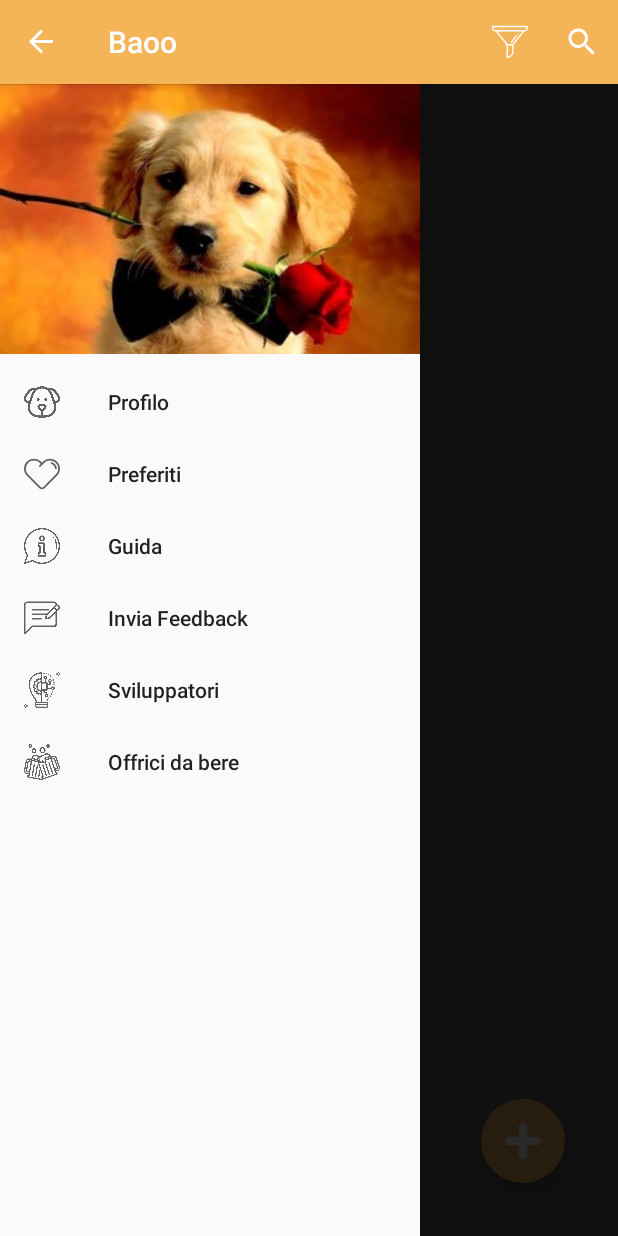
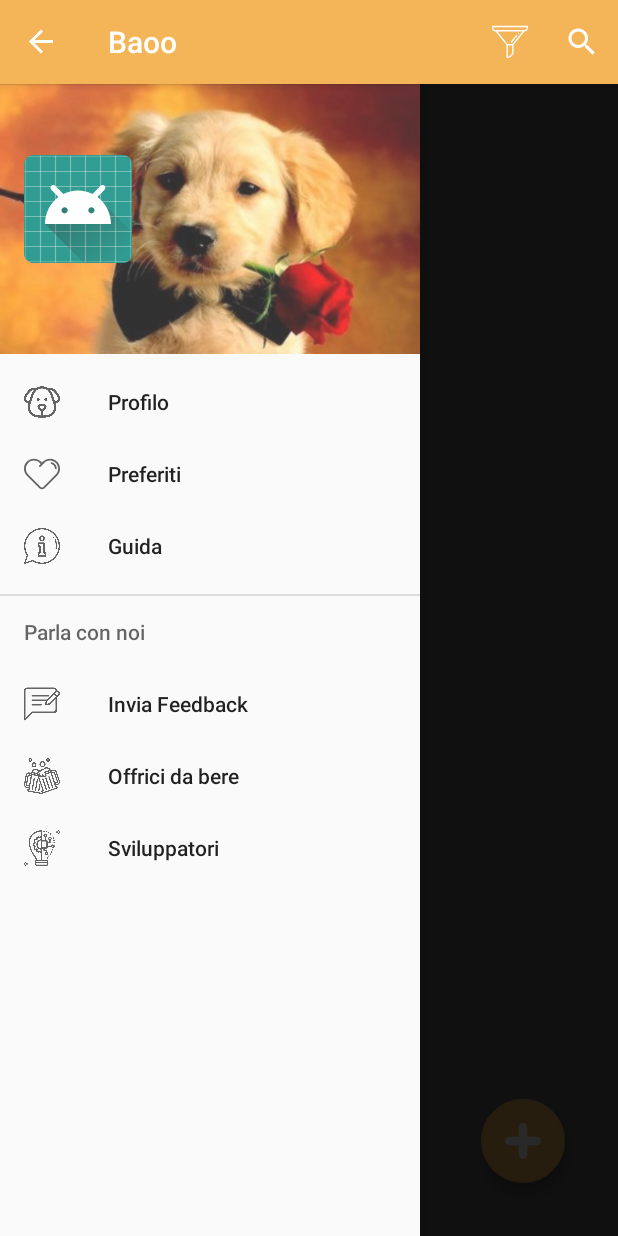
Before and after one commit to ruoccogiovanni/BaooVero, an Android app: the screen it shows after launch once a user with an empty profile is signed in (MainActivity), with the side drawer open, on a phone screen of 412 x 824 dp. Run offline under Robolectric (Android 15) with nearby library versions, the phone set to English and light mode, and no system bars; our stand-ins replace Firebase (no records; nobody signed in at launch, a user with empty details on screens opened directly), Picasso; pictures from the network do not load.

Commit message:
Aggiornato il navigation drawer

```diff
--- a/app/src/main/java/com/example/giovanni/baoovero/MainActivity.java
+++ b/app/src/main/java/com/example/giovanni/baoovero/MainActivity.java
@@ -4,6 +4,7 @@ import android.content.ActivityNotFoundException;
 import android.content.DialogInterface;
 import android.content.Intent;
 import android.content.pm.ActivityInfo;
+import android.graphics.Paint;
 import android.net.Uri;
 import android.support.annotation.NonNull;
 import android.support.design.widget.FloatingActionButton;
@@ -17,6 +18,7 @@ import android.support.v7.app.AppCompatActivity;
 import android.os.Bundle;
 import android.support.v7.widget.GridLayoutManager;
 import android.support.v7.widget.RecyclerView;
+import android.util.Log;
 import android.view.Gravity;
 import android.view.Menu;
 import android.view.MenuInflater;
@@ -24,8 +26,11 @@ import android.view.MenuItem;
 import android.view.View;
 import android.widget.ArrayAdapter;
 import android.widget.ImageView;
+import android.widget.LinearLayout;
 import android.widget.ProgressBar;
+import android.widget.RelativeLayout;
 import android.widget.SearchView;
+import android.widget.TextView;
 import android.widget.Toast;
 import com.google.firebase.auth.FirebaseAuth;
 import com.google.firebase.database.DataSnapshot;
@@ -34,6 +39,8 @@ import com.google.firebase.database.DatabaseReference;
 import com.google.firebase.database.FirebaseDatabase;
 import com.google.firebase.database.Query;
 import com.google.firebase.database.ValueEventListener;
+import com.squareup.picasso.Picasso;
+
 import java.util.ArrayList;
 import java.util.List;
 
@@ -53,6 +60,9 @@ public class MainActivity extends AppCompatActivity {
     private SearchView searchView;
     private FloatingActionButton aggiungi;
     private int numero;
+    private TextView tvnamelogin, tvemaillogin;
+    private ImageView immaginelogin;
+    private String utente,url;
 
     @Override
     protected void onCreate(Bundle savedInstanceState) {
@@ -60,6 +70,13 @@ public class MainActivity extends AppCompatActivity {
         setContentView(R.layout.activity_main);
         auth = FirebaseAuth.getInstance();
         listacani = new ArrayList<>();
+
+        NavigationView navigescionView = (NavigationView) findViewById(R.id.nv);
+        View headerView = navigescionView.getHeaderView(0);
+        immaginelogin= (ImageView) headerView.findViewById(R.id.immaginelogin);
+        tvnamelogin = (TextView) headerView.findViewById(R.id.navigation_name);
+        tvemaillogin = (TextView) headerView.findViewById(R.id.navigation_email);
+        tvemaillogin.setPaintFlags(tvemaillogin.getPaintFlags()| Paint.UNDERLINE_TEXT_FLAG);
         numero=0;
         caricamento = (ProgressBar) findViewById(R.id.caricamento);
         aggiungi=(FloatingActionButton)findViewById(R.id.main_add);
@@ -86,8 +103,8 @@ public class MainActivity extends AppCompatActivity {
                 return true;
             }
         });
+        myRef= FirebaseDatabase.getInstance().getReference("Cani");
 
-        myRef= FirebaseDatabase.getInstance().getReference("Cani");
         myrv = (RecyclerView) findViewById(R.id.recyclerview_id);
         myrv.setLayoutManager(new GridLayoutManager(this, 1));
         myRef.addValueEventListener(new ValueEventListener() {
@@ -141,6 +158,8 @@ public class MainActivity extends AppCompatActivity {
                 });
             }
         });
+        if (auth.getCurrentUser()!=null)
+            tvemaillogin.setText(auth.getCurrentUser().getEmail());
         dl = findViewById(R.id.dl);
         t = new ActionBarDrawerToggle(this, dl, R.string.open, R.string.close);
         t.setDrawerIndicatorEnabled(true);
@@ -154,6 +173,7 @@ public class MainActivity extends AppCompatActivity {
         nv.setNavigationItemSelectedListener(new NavigationView.OnNavigationItemSelectedListener() {
             @Override
             public boolean onNavigationItemSelected(@NonNull MenuItem item) {
+
                 int id = item.getItemId();
                 switch(id)
                 {
@@ -225,9 +245,6 @@ public class MainActivity extends AppCompatActivity {
 
             @Override
             public boolean onQueryTextChange(String newText) {
-                //nomicani.removeIf(n ->!(n.getName().toLowerCase().contains(newText.toLowerCase())));
-                //myAdapter=new RecyclerViewAdapter( MainActivity.this,nomicani);
-                //myrv.setAdapter(myAdapter);
                 return false;
             }
         });
@@ -267,5 +284,12 @@ public class MainActivity extends AppCompatActivity {
         }
 
     }
+    public void Clicckino(View v){
+        if (auth.getCurrentUser()==null)
+            startActivity(new Intent(MainActivity.this, LoginActivity.class));
+        else
+            startActivity(new Intent(MainActivity.this,ProfileActivity.class));
+
+    }
 
 }
--- a/app/src/main/res/layout/navigation_header.xml
+++ b/app/src/main/res/layout/navigation_header.xml
@@ -1,17 +1,43 @@
 <?xml version="1.0" encoding="utf-8"?>
 <LinearLayout xmlns:android="http://schemas.android.com/apk/res/android"
-    android:orientation="vertical"
+    xmlns:app="http://schemas.android.com/apk/res-auto"
     android:layout_width="match_parent"
     android:layout_height="180dp"
-    android:gravity="center"
-    android:background="@android:color/holo_blue_light">
+    android:background="@drawable/canedamettere"
+    android:id="@+id/linearleiaut"
+    android:alpha="0.8"
+    android:gravity="bottom"
+    android:orientation="vertical"
+    android:paddingLeft="16dp"
+    android:paddingTop="16dp"
+    android:paddingRight="16dp"
+    android:paddingBottom="16dp"
+    android:theme="@style/ThemeOverlay.AppCompat.Dark">
 
     <ImageView
-        android:id="@+id/navigationImage"
+        android:id="@+id/immaginelogin"
+        android:layout_width="wrap_content"
+        android:layout_height="wrap_content"
+        android:contentDescription="Navigation Header"
+        android:paddingTop="8dp"
+        app:srcCompat="@mipmap/ic_launcher_round" />
+
+    <TextView
+        android:id="@+id/navigation_name"
         android:layout_width="match_parent"
-        android:layout_height="180dp"
-        android:layout_marginTop="15dp"
-        android:layout_marginBottom="15dp"
-        android:background="@drawable/canedamettere" />
+        android:layout_height="wrap_content"
+        android:fontFamily="@font/productsansregular"
+        android:paddingTop="8dp"
+        android:text=""
+        android:textAppearance="@style/TextAppearance.AppCompat.Body1" />
+
+    <TextView
+        android:id="@+id/navigation_email"
+        android:layout_width="wrap_content"
+        android:layout_height="wrap_content"
+        android:fontFamily="@font/productsansregular"
+        android:text="Accedi"
+        android:onClick="Clicckino"
+        android:textSize="16dp" />
 
 </LinearLayout>
--- a/app/src/main/res/menu/navigation_menu.xml
+++ b/app/src/main/res/menu/navigation_menu.xml
@@ -16,19 +16,25 @@
         android:title="Guida"
         android:icon="@drawable/ic_info">
     </item>
+    <item android:title="Parla con noi">
+        <menu>
             <item
                 android:id="@+id/feedback"
                 android:title="Invia Feedback"
                 android:icon="@drawable/ic_feedback">
             </item>
+
+            <item
+                android:id="@+id/cheers"
+                android:title="Offrici da bere"
+                android:icon="@drawable/ic_cheers">
+            </item>
+
             <item
                 android:id="@+id/info"
                 android:title="Sviluppatori"
                 android:icon="@drawable/ic_developer">
             </item>
-    <item
-        android:id="@+id/cheers"
-        android:title="Offrici da bere"
-        android:icon="@drawable/ic_cheers">
+        </menu>
     </item>
 </menu>
```
Lines whose indentation alone changed are shown as unchanged.
